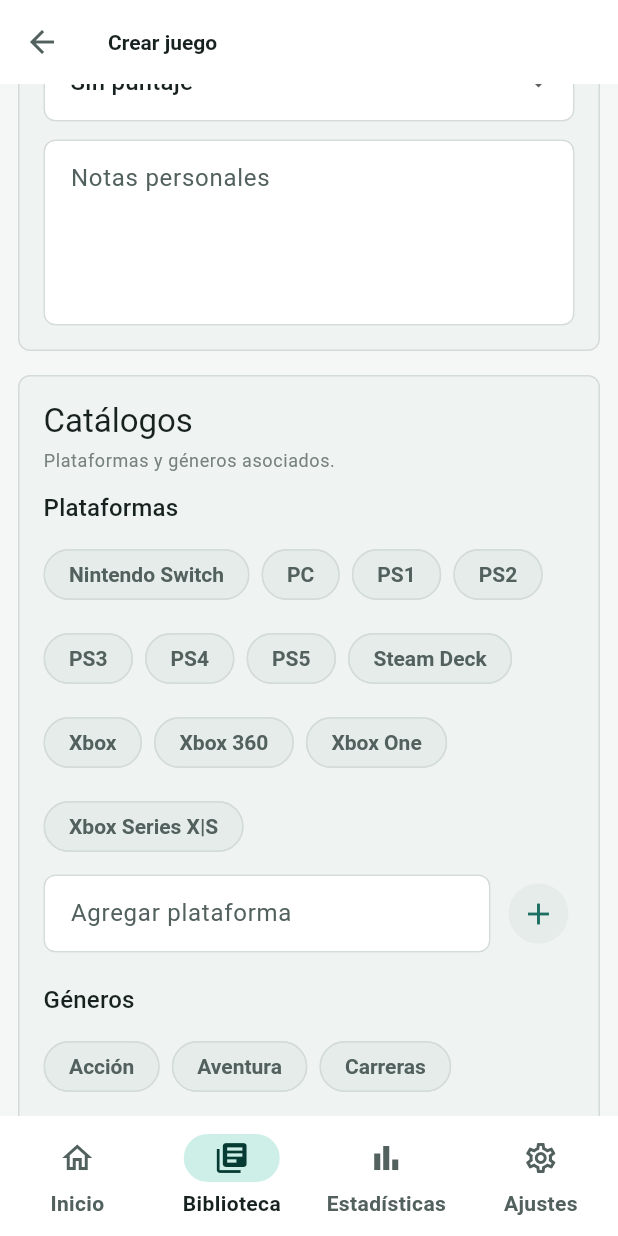
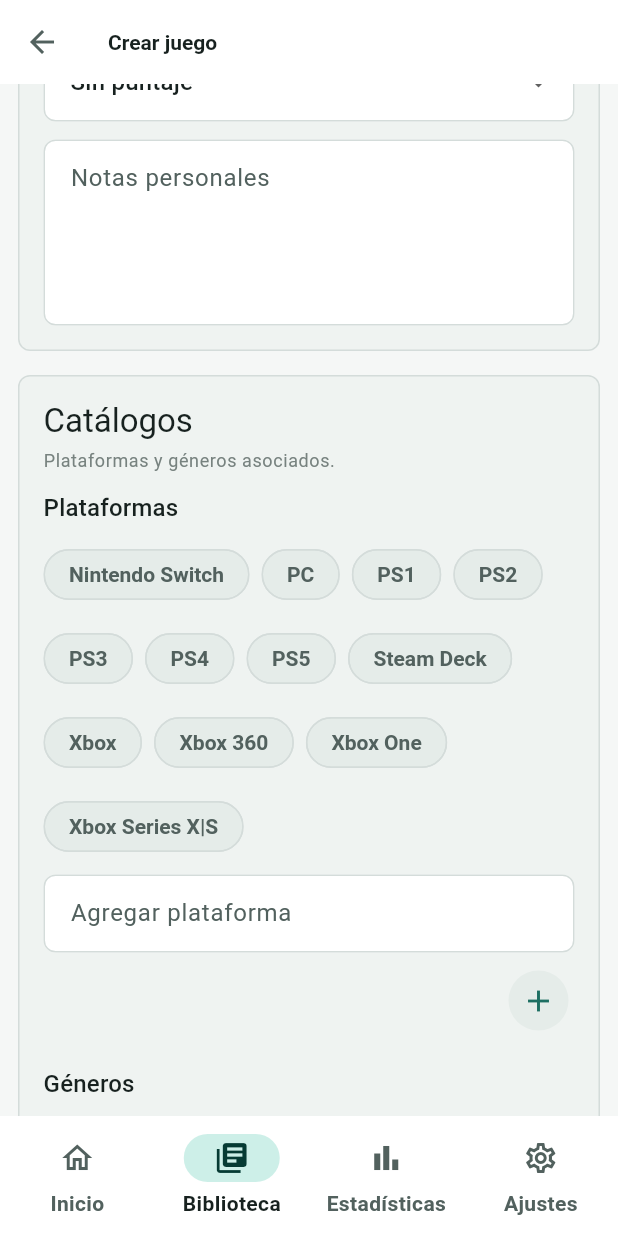
Before and after one commit to FedericoGR/Backlog-Vault, a Flutter app: the GameFormPage screen opened by its route, scrolled down 576 dp, after a tap on the "add" icon, on a phone screen of 412 x 824 dp. Run offline on Flutter 3.47's test engine with Material 3 defaults, Android fonts, the phone set to English and light mode, and no system bars; our stand-ins replace csv, data_table_2, drift, drift_flutter, file_picker, flutter_riverpod and 3 more; missing offline and left inert: cryptography, dart:ffi, flutter_secure_storage_platform_interface, win32; accounts and stored records are empty; generated files the repository leaves out were written again.

Commit message:
fix: stabilize detail forms metadata cover ui

```diff
--- a/lib/features/games/presentation/game_form_page.dart
+++ b/lib/features/games/presentation/game_form_page.dart
@@ -1282,9 +1282,10 @@
   Widget build(BuildContext context) {
     return InputDecorator(
       decoration: InputDecoration(labelText: label),
-      child: Row(
-        children: [
-          Expanded(child: Text(formatVisibleDate(value))),
+      child: LayoutBuilder(
+        builder: (context, constraints) {
+          final narrow = constraints.maxWidth < 280;
+          final actions = [
             TextButton(
               onPressed: () async {
                 final picked = await showDatePicker(
@@ -1303,7 +1304,30 @@
                 onPressed: () => onChanged(null),
                 icon: const Icon(Icons.clear),
               ),
+          ];
+
+          if (narrow) {
+            return Column(
+              crossAxisAlignment: CrossAxisAlignment.start,
+              children: [
+                Text(formatVisibleDate(value)),
+                const SizedBox(height: BvSpacing.xs),
+                Wrap(
+                  spacing: BvSpacing.xs,
+                  runSpacing: BvSpacing.xs,
+                  children: actions,
+                ),
               ],
+            );
+          }
+
+          return Row(
+            children: [
+              Expanded(child: Text(formatVisibleDate(value))),
+              ...actions,
+            ],
+          );
+        },
       ),
     );
   }
@@ -1360,7 +1384,34 @@
           ],
         ),
         const SizedBox(height: BvSpacing.xs),
-        Row(
+        LayoutBuilder(
+          builder: (context, constraints) {
+            final stacked = constraints.maxWidth < 360;
+            final addButton = IconButton.filledTonal(
+              tooltip: addLabel,
+              onPressed: onCreate,
+              icon: const Icon(Icons.add),
+              style: IconButton.styleFrom(
+                backgroundColor: bv.surfaceHighest,
+                foregroundColor: Theme.of(context).colorScheme.primary,
+              ),
+            );
+
+            if (stacked) {
+              return Column(
+                crossAxisAlignment: CrossAxisAlignment.stretch,
+                children: [
+                  TextField(
+                    controller: controller,
+                    decoration: InputDecoration(labelText: addLabel),
+                  ),
+                  const SizedBox(height: BvSpacing.xs),
+                  Align(alignment: Alignment.centerRight, child: addButton),
+                ],
+              );
+            }
+
+            return Row(
               children: [
                 Expanded(
                   child: TextField(
@@ -1369,16 +1420,10 @@
                   ),
                 ),
                 const SizedBox(width: BvSpacing.xs),
-            IconButton.filledTonal(
-              tooltip: addLabel,
-              onPressed: onCreate,
-              icon: const Icon(Icons.add),
-              style: IconButton.styleFrom(
-                backgroundColor: bv.surfaceHighest,
-                foregroundColor: Theme.of(context).colorScheme.primary,
-              ),
-            ),
+                addButton,
               ],
+            );
+          },
         ),
       ],
     );
```
Also changed, not shown: lib/features/games/presentation/game_detail_page.dart (+20 -3 lines), lib/features/media/presentation/media_search_dialog.dart (+5 -5 lines), 4 other files. Lines whose indentation alone changed are shown as unchanged.
